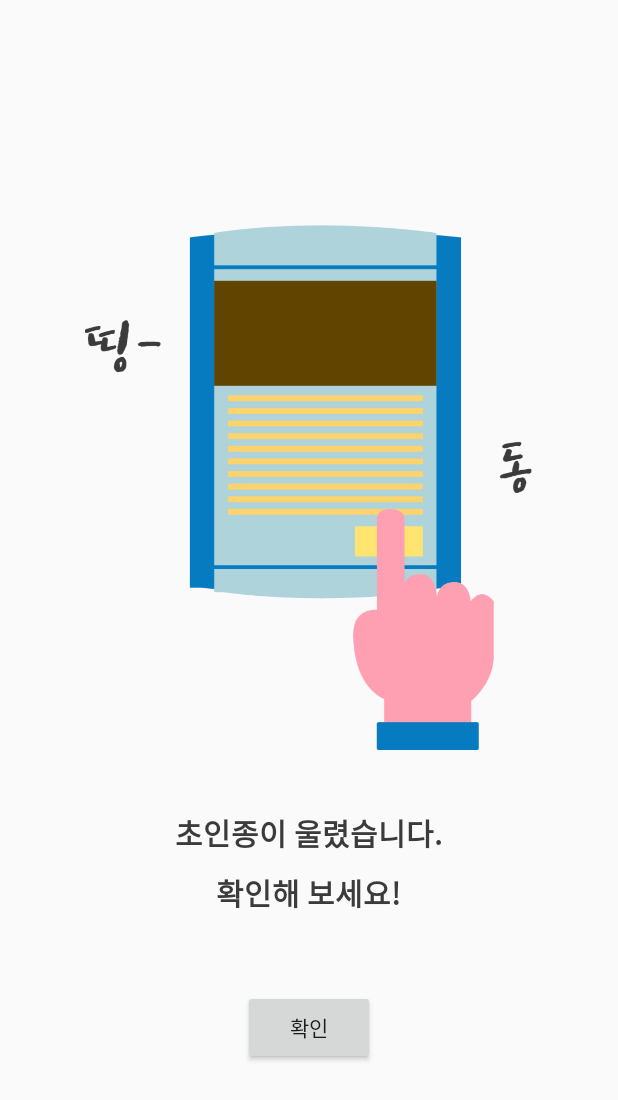
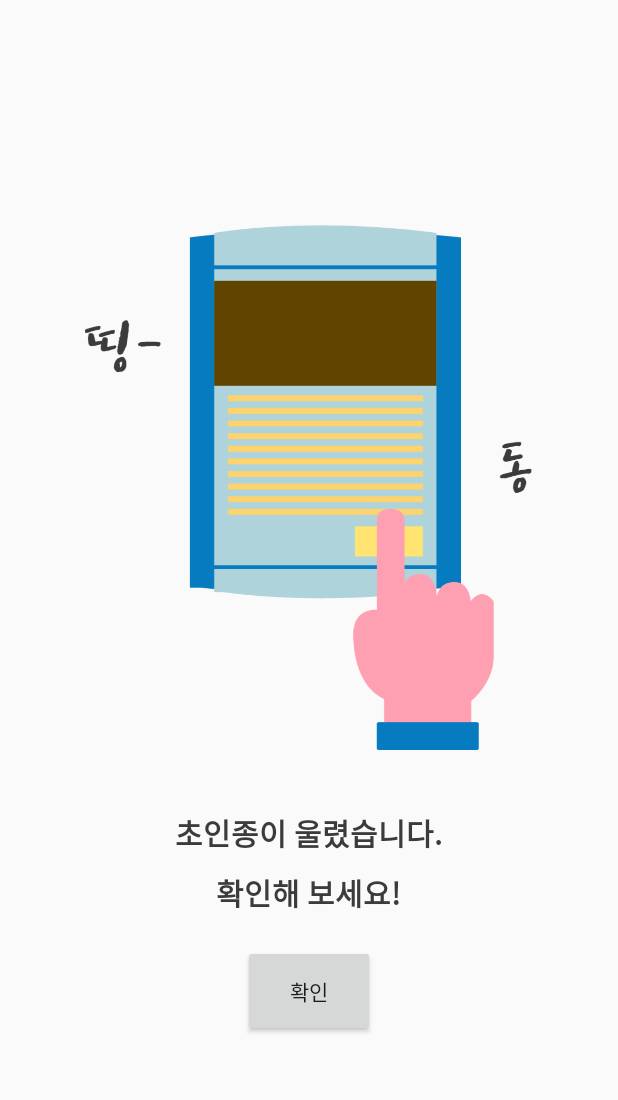
Before and after one commit to ddyeon/Swu_Home, an Android app: the layout activity_alert_bell.xml on its own in the app's theme, with its tools: preview values and no code run, on a phone screen of 412 x 824 dp. Shown: the top 1100 px of the screen. Run offline under Robolectric (Android 15) with nearby library versions, the phone set to English and light mode, and no system bars.

Commit message:
Merge branch 'master' of C:\Users\HP\AndroidStudioProjects\Swu_Home with conflicts.

```diff
--- a/app/src/main/res/layout/activity_alert_bell.xml
+++ b/app/src/main/res/layout/activity_alert_bell.xml
@@ -7,15 +7,17 @@
     android:orientation="vertical"
     tools:context=".activity.MainActivity">
 
+    <LinearLayout
+        android:layout_width="match_parent"
+        android:layout_height="match_parent"
+        android:orientation="vertical">
 
         <ImageView
         android:id="@+id/imageView2"
         android:layout_width="match_parent"
         android:layout_height="wrap_content"
-
         android:layout_marginTop="150dp"
-        tools:src="@drawable/alertbell_icon"
-        />
+        tools:src="@drawable/alertbell_icon" />
 
         <TextView
             android:layout_width="wrap_content"
@@ -37,6 +39,7 @@
             android:layout_height="wrap_content"
             android:layout_gravity="center"
             android:layout_marginTop="10dp"
+            android:layout_marginBottom="20dp"
             android:text="확인해 보세요!"
             android:textColor="#3b3b3b"
 
@@ -50,12 +53,17 @@
 
         <Button
             android:id="@+id/okbtn"
+            android:padding="20dp"
             android:layout_width="wrap_content"
-        android:layout_height="50dp"
+            android:layout_height="wrap_content"
             android:layout_gravity="center"
-        android:layout_marginTop="50dp"
-        android:padding="10dp"
-        android:text="확인" />
+            android:text="확인"
+            />
+
+
+
+    </LinearLayout>
+
 
 
 
--- a/app/src/main/res/layout/activity_alert_fire.xml
+++ b/app/src/main/res/layout/activity_alert_fire.xml
@@ -50,13 +50,11 @@
     <Button
         android:id="@+id/okbtn"
         android:layout_width="wrap_content"
-        android:layout_height="50dp"
+        android:layout_height="wrap_content"
         android:layout_gravity="center"
+        android:padding="20dp"
         android:layout_marginTop="50dp"
-        android:padding="10dp"
         android:text="확인" />
 
 
-
-
 </android.widget.LinearLayout>
```
Also changed, not shown: app/src/main/java/com/example/swu_home/activity/SplashActivity.java (+14 -15 lines), app/src/main/res/drawable-v24/alertbaby.png (added). Lines whose indentation alone changed are shown as unchanged.
